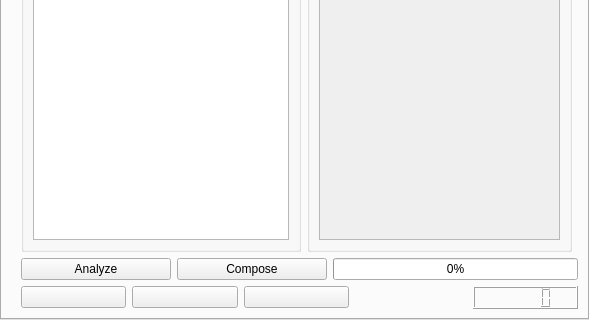
Old version of the form GUI/GUIQt/muphicconfig.ui in the repository ImageBasedComposing/muphic; both pictures show x 0 to 589 and y 219 to 539 of the 589 by 539 pixel window.
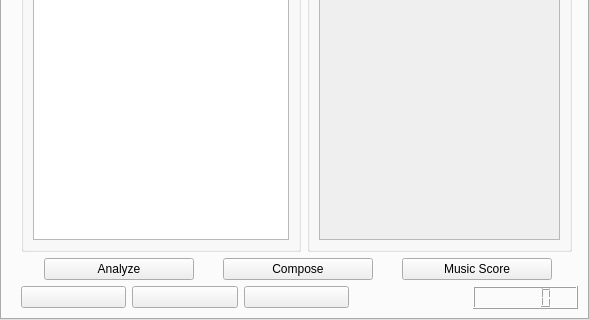
New version of the form. Icons and pictures are not drawn. Custom widgets are drawn as their Qt base class.

What changed in the file:
```diff
--- a/GUI/GUIQt/muphicconfig.ui
+++ b/GUI/GUIQt/muphicconfig.ui
@@ -253,9 +253,21 @@
            </widget>
           </item>
           <item>
-           <widget class="QProgressBar" name="progressBar_Generate">
-            <property name="value">
-             <number>0</number>
+           <widget class="QPushButton" name="pushButton_score">
+            <property name="sizePolicy">
+             <sizepolicy hsizetype="Expanding" vsizetype="Fixed">
+              <horstretch>0</horstretch>
+              <verstretch>0</verstretch>
+             </sizepolicy>
+            </property>
+            <property name="maximumSize">
+             <size>
+              <width>150</width>
+              <height>16777215</height>
+             </size>
+            </property>
+            <property name="text">
+             <string>Music Score</string>
             </property>
            </widget>
           </item>
```
Left out of the diff: 32 changed lines with no effect on the pictures.
